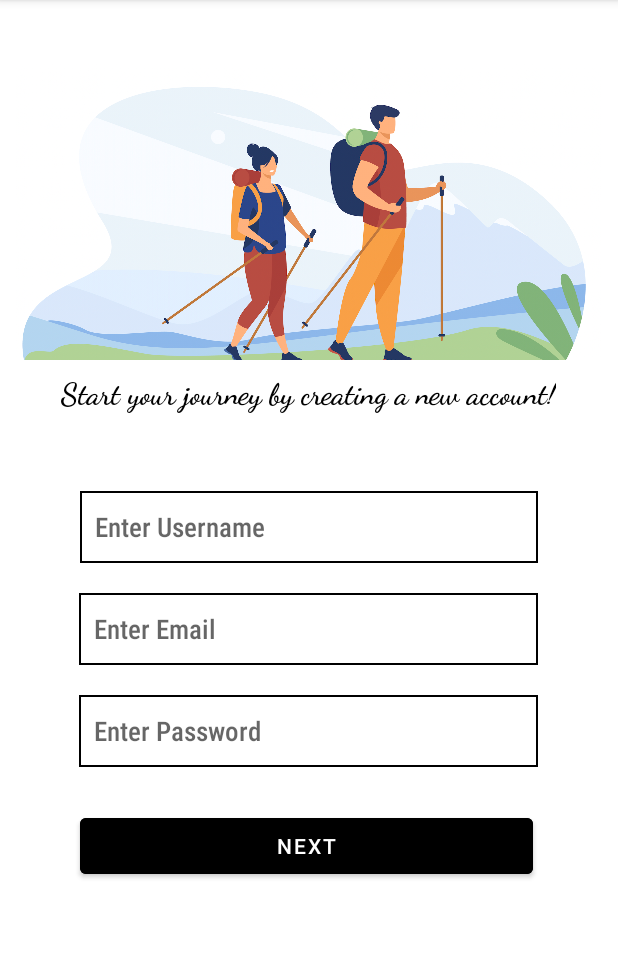
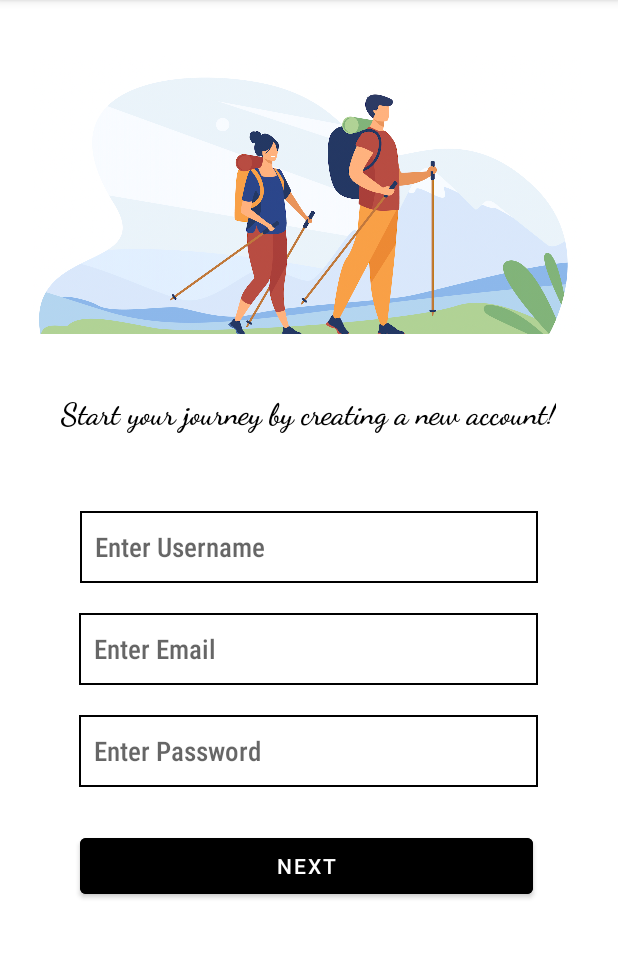
Before and after one commit to niejiayi1998/GoFun, an Android app: the screen it shows after launch (RegisterActivity), after a tap on "Sign Up Now", on a phone screen of 412 x 824 dp, the part 84-1042 px from its top. Run offline under Robolectric (Android 15) with nearby library versions, the phone set to English and light mode, and no system bars.

Commit message:
signup -> page 2 saved

```diff
--- a/app/src/main/java/edu/neu/madcourse/numad22su_team11/RegisterActivity.java
+++ b/app/src/main/java/edu/neu/madcourse/numad22su_team11/RegisterActivity.java
@@ -2,7 +2,9 @@ package edu.neu.madcourse.numad22su_team11;
 
 import androidx.appcompat.app.AppCompatActivity;
 
+import android.content.Intent;
 import android.os.Bundle;
+import android.view.View;
 
 public class RegisterActivity extends AppCompatActivity {
 
@@ -11,4 +13,8 @@ public class RegisterActivity extends AppCompatActivity {
         super.onCreate(savedInstanceState);
         setContentView(R.layout.activity_register);
     }
+
+    public void next(View view) {
+        startActivity(new Intent(RegisterActivity.this, SuveryActivity.class));
+    }
 }
--- a/app/src/main/java/edu/neu/madcourse/numad22su_team11/StartActivity.java
+++ b/app/src/main/java/edu/neu/madcourse/numad22su_team11/StartActivity.java
@@ -18,4 +18,8 @@ public class StartActivity extends AppCompatActivity {
     public void signUp(View view) {
         startActivity(new Intent(StartActivity.this, RegisterActivity.class));
     }
+
+    public void onClick(View view) {
+        startActivity(new Intent(StartActivity.this, MainSearchActivity.class));
+    }
 }
--- a/app/src/main/java/edu/neu/madcourse/numad22su_team11/SuveryActivity.java
+++ b/app/src/main/java/edu/neu/madcourse/numad22su_team11/SuveryActivity.java
@@ -2,7 +2,9 @@ package edu.neu.madcourse.numad22su_team11;
 
 import androidx.appcompat.app.AppCompatActivity;
 
+import android.content.Intent;
 import android.os.Bundle;
+import android.view.View;
 
 public class SuveryActivity extends AppCompatActivity {
 
@@ -11,4 +13,6 @@ public class SuveryActivity extends AppCompatActivity {
         super.onCreate(savedInstanceState);
         setContentView(R.layout.activity_suvery);
     }
+
+
 }
--- /dev/null
+++ b/app/src/main/res/drawable/ic_baseline_favorite_24.xml
@@ -0,0 +1,5 @@
+<vector android:height="24dp" android:tint="#E20707"
+    android:viewportHeight="24" android:viewportWidth="24"
+    android:width="24dp" xmlns:android="http://schemas.android.com/apk/res/android">
+    <path android:fillColor="@android:color/white" android:pathData="M12,21.35l-1.45,-1.32C5.4,15.36 2,12.28 2,8.5 2,5.42 4.42,3 7.5,3c1.74,0 3.41,0.81 4.5,2.09C13.09,3.81 14.76,3 16.5,3 19.58,3 22,5.42 22,8.5c0,3.78 -3.4,6.86 -8.55,11.54L12,21.35z"/>
+</vector>
--- /dev/null
+++ b/app/src/main/res/drawable/ic_baseline_favorite_border_24.xml
@@ -0,0 +1,5 @@
+<vector android:height="24dp" android:tint="#E20707"
+    android:viewportHeight="24" android:viewportWidth="24"
+    android:width="24dp" xmlns:android="http://schemas.android.com/apk/res/android">
+    <path android:fillColor="@android:color/white" android:pathData="M16.5,3c-1.74,0 -3.41,0.81 -4.5,2.09C10.91,3.81 9.24,3 7.5,3 4.42,3 2,5.42 2,8.5c0,3.78 3.4,6.86 8.55,11.54L12,21.35l1.45,-1.32C18.6,15.36 22,12.28 22,8.5 22,5.42 19.58,3 16.5,3zM12.1,18.55l-0.1,0.1 -0.1,-0.1C7.14,14.24 4,11.39 4,8.5 4,6.5 5.5,5 7.5,5c1.54,0 3.04,0.99 3.57,2.36h1.87C13.46,5.99 14.96,5 16.5,5c2,0 3.5,1.5 3.5,3.5 0,2.89 -3.14,5.74 -7.9,10.05z"/>
+</vector>
--- a/app/src/main/res/layout/activity_register.xml
+++ b/app/src/main/res/layout/activity_register.xml
@@ -69,7 +69,7 @@
         app:layout_constraintHorizontal_bias="0.493"
         app:layout_constraintStart_toStartOf="parent"
         app:layout_constraintTop_toTopOf="parent"
-        app:layout_constraintVertical_bias="0.337" />
+        app:layout_constraintVertical_bias="0.355" />
 
     <Button
         android:id="@+id/buttonConfirm"
@@ -77,6 +77,7 @@
         android:layout_height="49dp"
         android:layout_marginTop="28dp"
         android:backgroundTint="#000000"
+        android:onClick="next"
         android:text="@string/next"
         app:layout_constraintEnd_toEndOf="parent"
         app:layout_constraintHorizontal_bias="0.486"
@@ -85,14 +86,14 @@
 
     <ImageView
         android:id="@+id/imageView4"
-        android:layout_width="390dp"
-        android:layout_height="217dp"
+        android:layout_width="366dp"
+        android:layout_height="201dp"
         app:layout_constraintBottom_toTopOf="@+id/textViewSignUpText"
         app:layout_constraintEnd_toEndOf="parent"
         app:layout_constraintHorizontal_bias="0.476"
         app:layout_constraintStart_toStartOf="parent"
         app:layout_constraintTop_toTopOf="parent"
-        app:layout_constraintVertical_bias="1.0"
+        app:layout_constraintVertical_bias="0.47"
         app:srcCompat="@drawable/wallpsignup" />
 
 </androidx.constraintlayout.widget.ConstraintLayout>
--- a/app/src/main/res/values/strings.xml
+++ b/app/src/main/res/values/strings.xml
@@ -13,4 +13,5 @@
     <string name="enter_email">Enter Email</string>
     <string name="enter_password">Enter Password</string>
     <string name="next">NEXT</string>
+    <string name="choose_the_activities_you_are_interested_in">Choose the activities you are interested in:</string>
 </resources>
```
Also changed, not shown: app/src/main/res/drawable/custom_check_box.xml (added, +8 -0 lines), app/src/main/res/layout/activity_start.xml (+9 -0 lines), app/src/main/res/layout/activity_suvery.xml (+39 -0 lines), app/src/main/res/drawable/hiking.png (added), app/src/main/res/drawable/hiking2.png (added).
